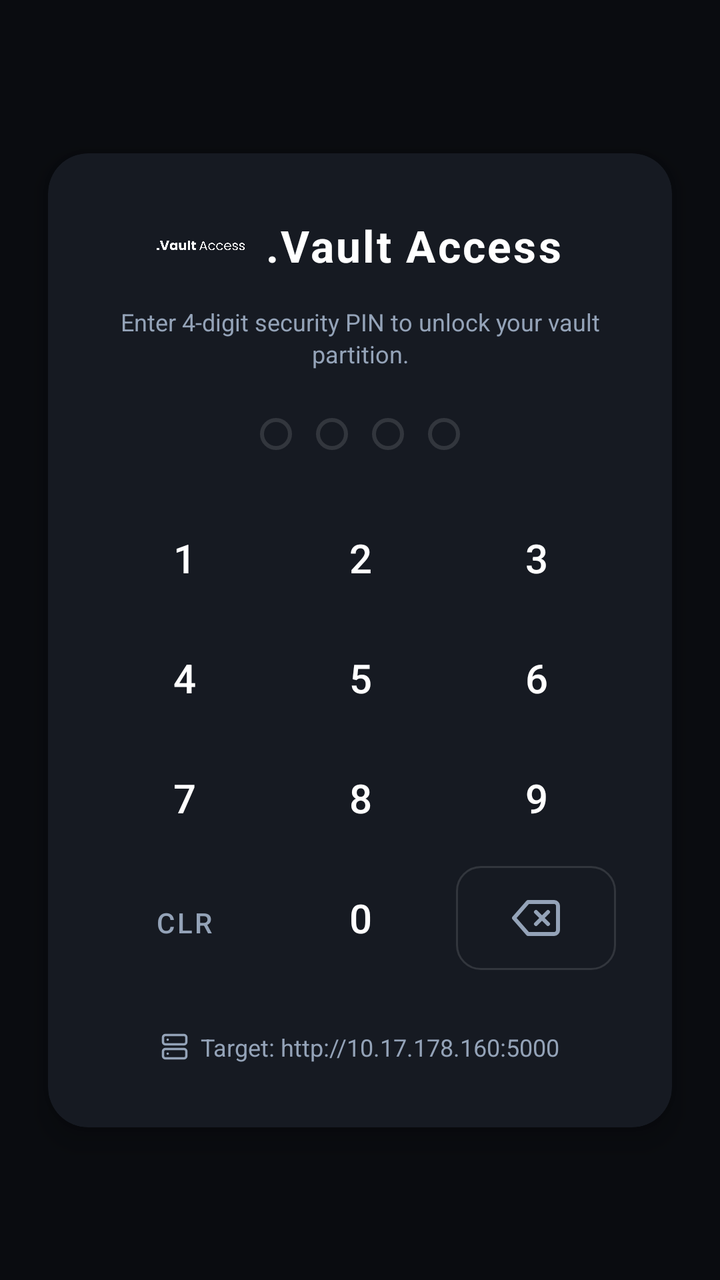
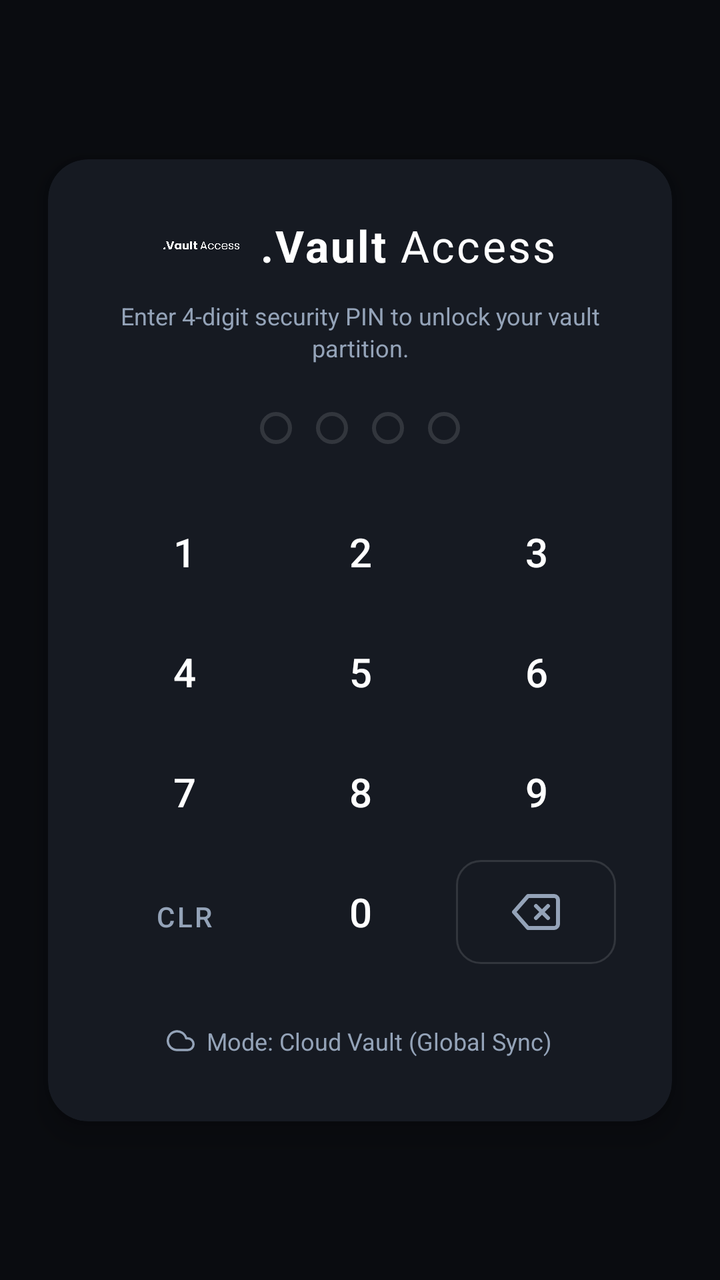

Screens rendered from an Android XML layout before and after an edit, with the pre-edit source and the edit as a unified diff.
<!-- AndroidManifest.xml: activity theme Theme.GhostFileShuttler.Splash -->
<!-- res/layout/activity_auth.xml -->
<?xml version="1.0" encoding="utf-8"?>
<androidx.constraintlayout.widget.ConstraintLayout xmlns:android="http://schemas.android.com/apk/res/android"
    xmlns:app="http://schemas.android.com/apk/res-auto"
    android:layout_width="match_parent"
    android:layout_height="match_parent"
    android:background="@color/ghost_background"
    android:padding="16dp">

    
    <androidx.cardview.widget.CardView
        android:id="@+id/cardAuth"
        android:layout_width="0dp"
        android:layout_height="wrap_content"
        android:layout_marginHorizontal="8dp"
        app:cardBackgroundColor="@color/ghost_surface"
        app:cardCornerRadius="20dp"
        app:cardElevation="8dp"
        app:layout_constraintBottom_toBottomOf="parent"
        app:layout_constraintEnd_toEndOf="parent"
        app:layout_constraintStart_toStartOf="parent"
        app:layout_constraintTop_toTopOf="parent"
        app:layout_constraintWidth_max="360dp">

        <LinearLayout
            android:layout_width="match_parent"
            android:layout_height="wrap_content"
            android:gravity="center_horizontal"
            android:orientation="vertical"
            android:padding="24dp">

            
            <LinearLayout
                android:layout_width="wrap_content"
                android:layout_height="wrap_content"
                android:gravity="center_vertical"
                android:orientation="horizontal">

                <ImageView
                    android:id="@+id/imgAuthLogo"
                    android:layout_width="44dp"
                    android:layout_height="44dp"
                    android:layout_marginEnd="10dp"
                    android:adjustViewBounds="true"
                    android:background="@null"
                    android:contentDescription="@string/brand_title"
                    android:src="@drawable/ic_vault_brand" />

                <TextView
                    android:layout_width="wrap_content"
                    android:layout_height="wrap_content"
                    android:letterSpacing="0.05"
                    android:text="@string/brand_title"
                    android:textColor="@color/ghost_text_primary"
                    android:textSize="22sp"
                    android:textStyle="bold" />
            </LinearLayout>

            <TextView
                android:layout_width="wrap_content"
                android:layout_height="wrap_content"
                android:layout_marginTop="8dp"
                android:gravity="center"
                android:lineSpacingExtra="2dp"
                android:text="@string/auth_subtitle"
                android:textColor="@color/ghost_text_secondary"
                android:textSize="12sp" />

            
            <LinearLayout
                android:id="@+id/layoutPinDots"
                android:layout_width="wrap_content"
                android:layout_height="wrap_content"
                android:layout_marginVertical="24dp"
                android:gravity="center"
                android:orientation="horizontal">

                <View
                    android:id="@+id/dot1"
                    android:layout_width="16dp"
                    android:layout_height="16dp"
                    android:layout_marginHorizontal="6dp"
                    android:background="@drawable/bg_pin_dot_empty" />

                <View
                    android:id="@+id/dot2"
                    android:layout_width="16dp"
                    android:layout_height="16dp"
                    android:layout_marginHorizontal="6dp"
                    android:background="@drawable/bg_pin_dot_empty" />

                <View
                    android:id="@+id/dot3"
                    android:layout_width="16dp"
                    android:layout_height="16dp"
                    android:layout_marginHorizontal="6dp"
                    android:background="@drawable/bg_pin_dot_empty" />

                <View
                    android:id="@+id/dot4"
                    android:layout_width="16dp"
                    android:layout_height="16dp"
                    android:layout_marginHorizontal="6dp"
                    android:background="@drawable/bg_pin_dot_empty" />
            </LinearLayout>

            
            <GridLayout
                android:id="@+id/gridKeypad"
                android:layout_width="match_parent"
                android:layout_height="wrap_content"
                android:columnCount="3"
                android:rowCount="4">

                
                <Button
                    android:id="@+id/btn1"
                    style="@style/Widget.MaterialComponents.Button.TextButton"
                    android:layout_width="0dp"
                    android:layout_height="52dp"
                    android:layout_columnWeight="1"
                    android:layout_margin="4dp"
                    android:background="@drawable/bg_keypad_button"
                    android:text="1"
                    android:textColor="@color/ghost_text_primary"
                    android:textSize="20sp" />

                
                <Button
                    android:id="@+id/btn2"
                    style="@style/Widget.MaterialComponents.Button.TextButton"
                    android:layout_width="0dp"
                    android:layout_height="52dp"
                    android:layout_columnWeight="1"
                    android:layout_margin="4dp"
                    android:background="@drawable/bg_keypad_button"
                    android:text="2"
                    android:textColor="@color/ghost_text_primary"
                    android:textSize="20sp" />

                
                <Button
                    android:id="@+id/btn3"
                    style="@style/Widget.MaterialComponents.Button.TextButton"
                    android:layout_width="0dp"
                    android:layout_height="52dp"
                    android:layout_columnWeight="1"
                    android:layout_margin="4dp"
                    android:background="@drawable/bg_keypad_button"
                    android:text="3"
                    android:textColor="@color/ghost_text_primary"
                    android:textSize="20sp" />

                
                <Button
                    android:id="@+id/btn4"
                    style="@style/Widget.MaterialComponents.Button.TextButton"
                    android:layout_width="0dp"
                    android:layout_height="52dp"
                    android:layout_columnWeight="1"
                    android:layout_margin="4dp"
                    android:background="@drawable/bg_keypad_button"
                    android:text="4"
                    android:textColor="@color/ghost_text_primary"
                    android:textSize="20sp" />

                
                <Button
                    android:id="@+id/btn5"
                    style="@style/Widget.MaterialComponents.Button.TextButton"
                    android:layout_width="0dp"
                    android:layout_height="52dp"
                    android:layout_columnWeight="1"
                    android:layout_margin="4dp"
                    android:background="@drawable/bg_keypad_button"
                    android:text="5"
                    android:textColor="@color/ghost_text_primary"
                    android:textSize="20sp" />

                
                <Button
                    android:id="@+id/btn6"
                    style="@style/Widget.MaterialComponents.Button.TextButton"
                    android:layout_width="0dp"
                    android:layout_height="52dp"
                    android:layout_columnWeight="1"
                    android:layout_margin="4dp"
                    android:background="@drawable/bg_keypad_button"
                    android:text="6"
                    android:textColor="@color/ghost_text_primary"
                    android:textSize="20sp" />

                
                <Button
                    android:id="@+id/btn7"
                    style="@style/Widget.MaterialComponents.Button.TextButton"
                    android:layout_width="0dp"
                    android:layout_height="52dp"
                    android:layout_columnWeight="1"
                    android:layout_margin="4dp"
                    android:background="@drawable/bg_keypad_button"
                    android:text="7"
                    android:textColor="@color/ghost_text_primary"
                    android:textSize="20sp" />

                
                <Button
                    android:id="@+id/btn8"
                    style="@style/Widget.MaterialComponents.Button.TextButton"
                    android:layout_width="0dp"
                    android:layout_height="52dp"
                    android:layout_columnWeight="1"
                    android:layout_margin="4dp"
                    android:background="@drawable/bg_keypad_button"
                    android:text="8"
                    android:textColor="@color/ghost_text_primary"
                    android:textSize="20sp" />

                
                <Button
                    android:id="@+id/btn9"
                    style="@style/Widget.MaterialComponents.Button.TextButton"
                    android:layout_width="0dp"
                    android:layout_height="52dp"
                    android:layout_columnWeight="1"
                    android:layout_margin="4dp"
                    android:background="@drawable/bg_keypad_button"
                    android:text="9"
                    android:textColor="@color/ghost_text_primary"
                    android:textSize="20sp" />

                
                <Button
                    android:id="@+id/btnClr"
                    style="@style/Widget.MaterialComponents.Button.TextButton"
                    android:layout_width="0dp"
                    android:layout_height="52dp"
                    android:layout_columnWeight="1"
                    android:layout_margin="4dp"
                    android:background="@drawable/bg_keypad_button"
                    android:text="CLR"
                    android:textColor="@color/ghost_text_secondary"
                    android:textSize="14sp" />

                
                <Button
                    android:id="@+id/btn0"
                    style="@style/Widget.MaterialComponents.Button.TextButton"
                    android:layout_width="0dp"
                    android:layout_height="52dp"
                    android:layout_columnWeight="1"
                    android:layout_margin="4dp"
                    android:background="@drawable/bg_keypad_button"
                    android:text="0"
                    android:textColor="@color/ghost_text_primary"
                    android:textSize="20sp" />

                
                <ImageButton
                    android:id="@+id/btnDel"
                    android:layout_width="0dp"
                    android:layout_height="52dp"
                    android:layout_columnWeight="1"
                    android:layout_margin="4dp"
                    android:background="@drawable/bg_keypad_button"
                    android:contentDescription="Delete"
                    android:src="@drawable/ic_backspace"
                    app:tint="@color/ghost_text_secondary" />
            </GridLayout>

            
            <ProgressBar
                android:id="@+id/progressAuth"
                android:layout_width="24dp"
                android:layout_height="24dp"
                android:layout_marginTop="16dp"
                android:indeterminateTint="@color/ghost_text_primary"
                android:visibility="gone" />

            
            <LinearLayout
                android:id="@+id/btnServerConfig"
                android:layout_width="wrap_content"
                android:layout_height="wrap_content"
                android:layout_marginTop="16dp"
                android:gravity="center_vertical"
                android:orientation="horizontal"
                android:padding="8dp">

                <ImageView
                    android:layout_width="14dp"
                    android:layout_height="14dp"
                    android:contentDescription="Server"
                    android:src="@drawable/ic_server"
                    app:tint="@color/ghost_text_secondary" />

                <TextView
                    android:id="@+id/tvServerTarget"
                    android:layout_width="wrap_content"
                    android:layout_height="wrap_content"
                    android:layout_marginStart="6dp"
                    android:text="Target: http://10.17.178.160:5000"
                    android:textColor="@color/ghost_text_secondary"
                    android:textSize="12sp" />
            </LinearLayout>

        </LinearLayout>
    </androidx.cardview.widget.CardView>

</androidx.constraintlayout.widget.ConstraintLayout>
<!-- resources referenced by this layout -->
<resources>
  <color name="ghost_background">#0A0C10</color>
  <color name="ghost_surface">#161A22</color>
  <color name="ghost_text_primary">#FFFFFF</color>
  <color name="ghost_text_secondary">#94A3B8</color>
  <!-- drawable bg_keypad_button (drawable) -->
  <?xml version="1.0" encoding="utf-8"?>
  <ripple xmlns:android="http://schemas.android.com/apk/res/android"
      android:color="@color/ghost_surface_hover">
      <item>
          <shape android:shape="rectangle">
              <solid android:color="@color/ghost_surface" />
              <corners android:radius="12dp" />
              <stroke android:width="1dp" android:color="@color/ghost_border" />
          </shape>
      </item>
  </ripple>
  <!-- drawable bg_pin_dot_empty (drawable) -->
  <?xml version="1.0" encoding="utf-8"?>
  <shape xmlns:android="http://schemas.android.com/apk/res/android"
      android:shape="oval">
      <size android:width="16dp" android:height="16dp" />
      <solid android:color="@android:color/transparent" />
      <stroke android:width="2dp" android:color="@color/ghost_border" />
  </shape>
  <!-- drawable ic_backspace (drawable) -->
  <vector xmlns:android="http://schemas.android.com/apk/res/android"
      android:width="24dp"
      android:height="24dp"
      android:viewportWidth="24"
      android:viewportHeight="24">
    <path
        android:pathData="M21,4H8l-7,8 7,8h13a2,2 0,0 0,2 -2V6a2,2 0,0 0,-2 -2zM18,9l-6,6M12,9l6,6"
        android:strokeWidth="2"
        android:strokeColor="#FFFFFFFF"
        android:strokeLineCap="round"
        android:strokeLineJoin="round"/>
  </vector>
  <!-- drawable ic_server (drawable) -->
  <vector xmlns:android="http://schemas.android.com/apk/res/android"
      android:width="24dp"
      android:height="24dp"
      android:viewportWidth="24"
      android:viewportHeight="24">
    <path
        android:pathData="M4,2h16a2,2 0,0 1,2 2v4a2,2 0,0 1,-2 2H4a2,2 0,0 1,-2 -2V4a2,2 0,0 1,2 -2zM4,14h16a2,2 0,0 1,2 2v4a2,2 0,0 1,-2 2H4a2,2 0,0 1,-2 -2v-4a2,2 0,0 1,2 -2zM6,6h.01M6,18h.01"
        android:strokeWidth="2"
        android:strokeColor="#FFFFFFFF"
        android:strokeLineCap="round"
        android:strokeLineJoin="round"/>
  </vector>
  <string name="auth_subtitle">Enter 4-digit security PIN to unlock your vault partition.</string>
  <string name="brand_title">.Vault Access</string>
  <style name="Theme.GhostFileShuttler.Splash" parent="Theme.GhostFileShuttler">
          <item name="android:windowBackground">@drawable/bg_splash_screen</item>
      </style>
  <color name="ghost_surface_hover">#1E2430</color>
  <color name="ghost_border">#1FFFFFFF</color>
  <!-- drawable bg_splash_screen (drawable) -->
  <?xml version="1.0" encoding="utf-8"?>
  <layer-list xmlns:android="http://schemas.android.com/apk/res/android">
      <item android:drawable="@color/ghost_background" />
      <item
          android:width="260dp"
          android:height="32dp"
          android:gravity="center">
          <bitmap
              android:gravity="center"
              android:src="@drawable/ic_vault_brand" />
      </item>
  </layer-list>
  <color name="ghost_accent">#00F0FF</color>
  <!-- unchanged entries left out for length: 2 -->
</resources>

<!-- the commit's change to res/layout/activity_auth.xml (unified diff, before → after) -->
@@ -37,8 +37,8 @@
 
                 <ImageView
                     android:id="@+id/imgAuthLogo"
-                    android:layout_width="44dp"
-                    android:layout_height="44dp"
+                    android:layout_width="38dp"
+                    android:layout_height="38dp"
                     android:layout_marginEnd="10dp"
                     android:adjustViewBounds="true"
                     android:background="@null"
@@ -46,13 +46,25 @@
                     android:src="@drawable/ic_vault_brand" />
 
                 <TextView
+                    android:id="@+id/tvBrandVault"
                     android:layout_width="wrap_content"
                     android:layout_height="wrap_content"
                     android:letterSpacing="0.05"
-                    android:text="@string/brand_title"
+                    android:text=".Vault"
                     android:textColor="@color/ghost_text_primary"
                     android:textSize="22sp"
                     android:textStyle="bold" />
+
+                <TextView
+                    android:id="@+id/tvBrandAccess"
+                    android:layout_width="wrap_content"
+                    android:layout_height="wrap_content"
+                    android:layout_marginStart="6dp"
+                    android:letterSpacing="0.05"
+                    android:text="Access"
+                    android:textColor="@color/ghost_text_primary"
+                    android:textSize="22sp"
+                    android:textStyle="normal" />
             </LinearLayout>
 
             <TextView
@@ -287,10 +299,11 @@
                 android:padding="8dp">
 
                 <ImageView
+                    android:id="@+id/imgServerModeIcon"
                     android:layout_width="14dp"
                     android:layout_height="14dp"
-                    android:contentDescription="Server"
-                    android:src="@drawable/ic_server"
+                    android:contentDescription="Mode"
+                    android:src="@drawable/ic_cloud"
                     app:tint="@color/ghost_text_secondary" />
 
                 <TextView
@@ -298,7 +311,7 @@
                     android:layout_width="wrap_content"
                     android:layout_height="wrap_content"
                     android:layout_marginStart="6dp"
-                    android:text="Target: http://10.17.178.160:5000"
+                    android:text="Mode: Cloud Vault (Global Sync)"
                     android:textColor="@color/ghost_text_secondary"
                     android:textSize="12sp" />
             </LinearLayout>
<!-- resource entries referenced after the edit -->
@@ -37,18 +37,19 @@
         android:strokeLineCap="round"
         android:strokeLineJoin="round"/>
   </vector>
-  <!-- drawable ic_server (drawable) -->
+  <!-- drawable ic_cloud (drawable) -->
   <vector xmlns:android="http://schemas.android.com/apk/res/android"
       android:width="24dp"
       android:height="24dp"
       android:viewportWidth="24"
       android:viewportHeight="24">
-    <path
-        android:pathData="M4,2h16a2,2 0,0 1,2 2v4a2,2 0,0 1,-2 2H4a2,2 0,0 1,-2 -2V4a2,2 0,0 1,2 -2zM4,14h16a2,2 0,0 1,2 2v4a2,2 0,0 1,-2 2H4a2,2 0,0 1,-2 -2v-4a2,2 0,0 1,2 -2zM6,6h.01M6,18h.01"
-        android:strokeWidth="2"
-        android:strokeColor="#FFFFFFFF"
-        android:strokeLineCap="round"
-        android:strokeLineJoin="round"/>
+      <path
+          android:fillColor="@android:color/transparent"
+          android:strokeColor="#FFFFFF"
+          android:strokeWidth="2"
+          android:strokeLineCap="round"
+          android:strokeLineJoin="round"
+          android:pathData="M18,10h-1.26A8,8 0 1,0 9,20h9a5,5 0 0,0 0,-10z" />
   </vector>
   <string name="auth_subtitle">Enter 4-digit security PIN to unlock your vault partition.</string>
   <string name="brand_title">.Vault Access</string>
@@ -62,8 +63,8 @@
   <layer-list xmlns:android="http://schemas.android.com/apk/res/android">
       <item android:drawable="@color/ghost_background" />
       <item
-          android:width="260dp"
-          android:height="32dp"
+          android:width="228dp"
+          android:height="28dp"
           android:gravity="center">
           <bitmap
               android:gravity="center"
